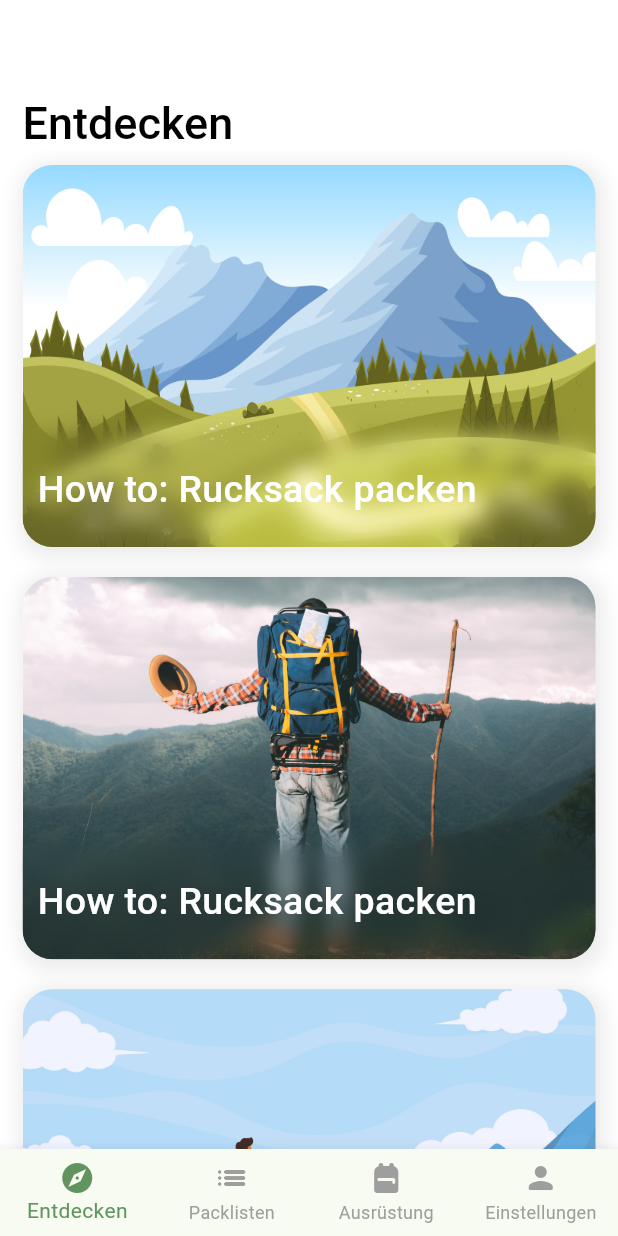
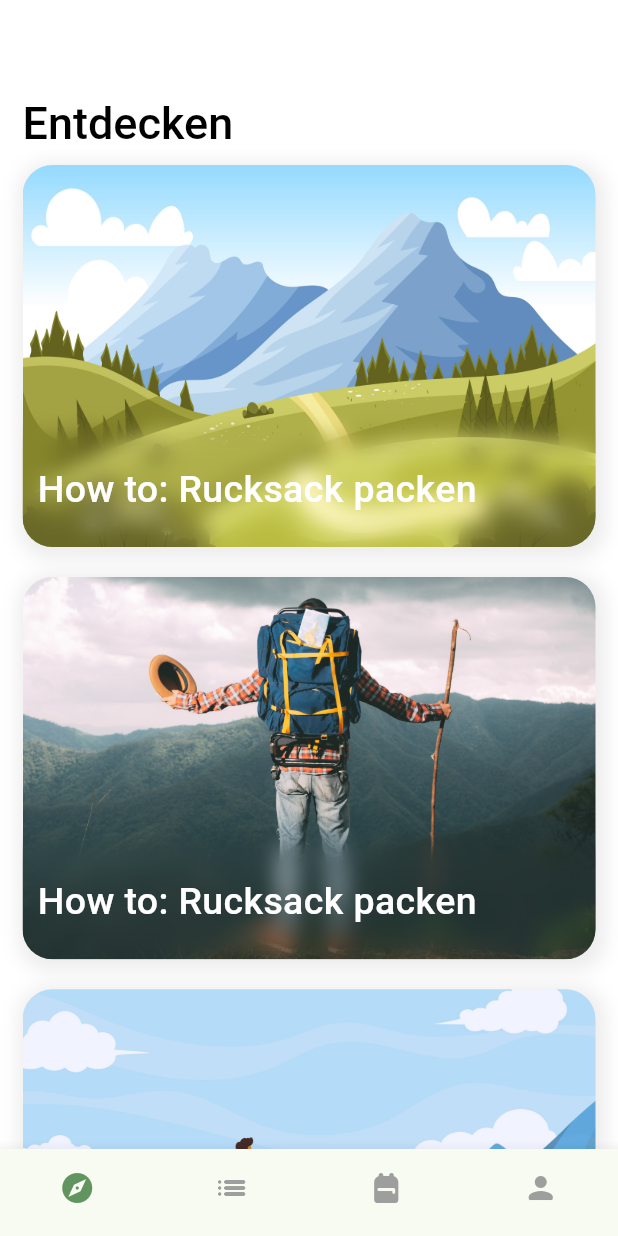
Before and after one commit to jan-wms/bergdinge, a Flutter app: the screen it shows once a user with an empty profile is signed in, swiped to page 2, on a phone screen of 412 x 824 dp. Run offline on Flutter 3.47's test engine with Material 3 defaults, Android fonts, the phone set to English and light mode, and no system bars; our stand-ins replace cloud_firestore, dismissible_page, firebase_auth, firebase_core, firebase_storage, fl_chart and 5 more; missing offline and left inert: google_sign_in_platform_interface, google_sign_in_web; accounts and stored records are empty.

Commit message:
2024-01-04

```diff
--- a/lib/data/design.dart
+++ b/lib/data/design.dart
@@ -43,8 +43,8 @@ class Design {
       type: BottomNavigationBarType.fixed,
       selectedItemColor: Design.colors[1],
       unselectedItemColor: Colors.grey,
-      showSelectedLabels: true,
-      showUnselectedLabels: true,
+      showSelectedLabels: false,
+      showUnselectedLabels: false,
     ),
     inputDecorationTheme: InputDecorationTheme(
       focusedBorder: OutlineInputBorder(
@@ -53,9 +53,4 @@ class Design {
       border: const OutlineInputBorder(),
     ),
   );
-
-  ThemeData darkTheme = ThemeData(
-    primarySwatch: Colors.green,
-    brightness: Brightness.dark,
-  );
 }
--- a/lib/main.dart
+++ b/lib/main.dart
@@ -32,7 +32,6 @@ class MyApp extends ConsumerWidget {
           routeInformationProvider: router.routeInformationProvider,
           title: 'Bergdinge',
           theme: Design().lightTheme,
-          darkTheme: Design().darkTheme,
           themeMode: ThemeMode.light,
         ),
       ),
--- a/lib/pages/packing_plan/packing_plan_edit.dart
+++ b/lib/pages/packing_plan/packing_plan_edit.dart
@@ -4,7 +4,6 @@ import 'package:flutter/material.dart';
 import 'package:cloud_firestore/cloud_firestore.dart';
 import 'package:flutter_riverpod/flutter_riverpod.dart';
 import 'package:go_router/go_router.dart';
-import '../../custom_widgets/custom_close_button.dart';
 import '../../custom_widgets/custom_dialog.dart';
 import '../../data/data.dart';
 import '../../data/design.dart';
```
